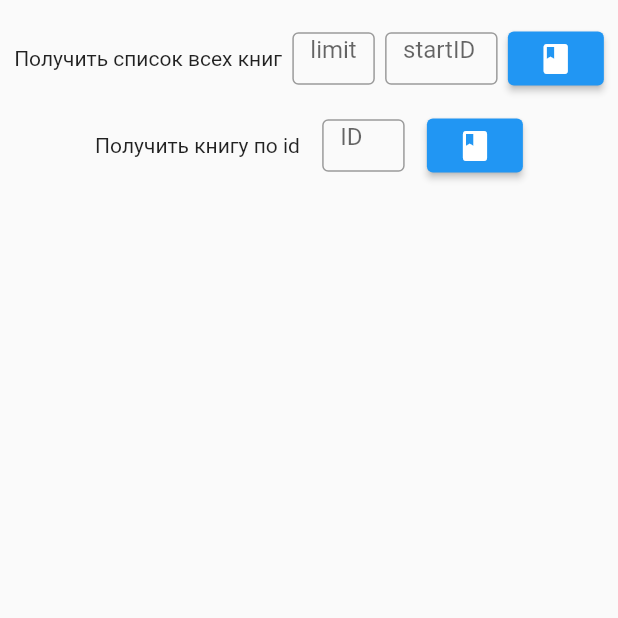
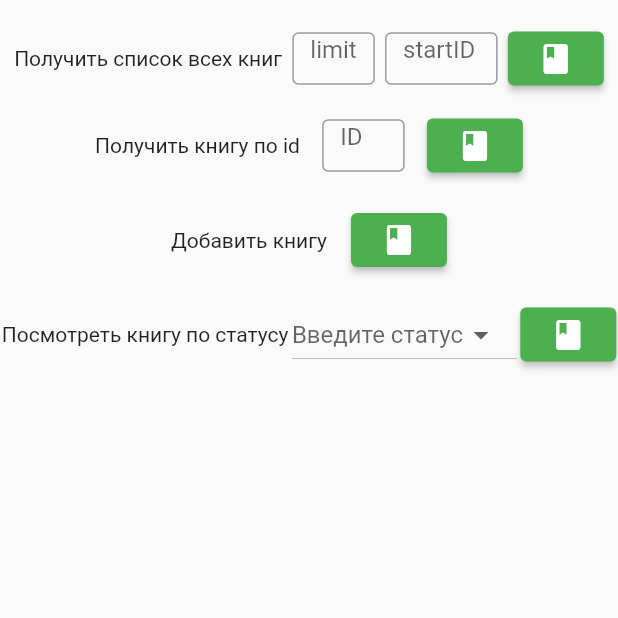
Before and after one commit to TheWHinGe/books-library, a Flutter app: the screen it shows after launch, on a phone screen of 412 x 824 dp, the top half of it. Run offline on Flutter 3.47's test engine with Material 2 defaults, Android fonts, the phone set to English and light mode, and no system bars; our stand-ins replace dio, sqflite_common, sqflite_common_ffi; missing offline and left inert: conduit, enum_object; accounts and stored records are empty; project files that could hold a hidden picture were left out.

Commit message:
add project

```diff
--- a/books_web_client/lib/main.dart
+++ b/books_web_client/lib/main.dart
@@ -1,9 +1,7 @@
-import 'package:books_web_client/models/book.dart';
-import 'package:books_web_client/models/genres.dart';
 import 'package:books_web_client/models/status.dart';
+import 'package:books_web_client/pages/book_create_page.dart';
 import 'package:books_web_client/pages/books_page.dart';
-import 'package:books_web_client/requests.dart';
-import 'package:dio/dio.dart';
+import 'package:books_web_client/api/requests.dart';
 import 'package:flutter/material.dart';
 import 'package:flutter/services.dart';
 
@@ -20,16 +18,14 @@ class MyApp extends StatelessWidget {
     return MaterialApp(
       title: 'Book library',
       theme: ThemeData(
-        primarySwatch: Colors.blue,
+        primarySwatch: Colors.green,
       ),
       // initialRoute: '/',
       // routes: {
       //   '/': (context) => const MyHomePage(),
       //   '/second': (context) => const BooksPage(),
       // },
-      home: const Scaffold(
-        body: MyHomePage(),
-      ),
+      home: const MyHomePage(),
     );
   }
 }
@@ -42,11 +38,16 @@ class MyHomePage extends StatefulWidget {
 }
 
 class _MyHomePageState extends State<MyHomePage> {
-  final myController = TextEditingController();
+  final limitController = TextEditingController();
+  final startIdController = TextEditingController();
+  final idController = TextEditingController();
+  Status? status;
 
   @override
   void dispose() {
-    myController.dispose();
+    limitController.dispose();
+    startIdController.dispose();
+    idController.dispose();
     super.dispose();
   }
 
@@ -71,7 +72,7 @@ class _MyHomePageState extends State<MyHomePage> {
                     height: 35,
                     width: 55,
                     child: TextField(
-                      controller: myController,
+                      controller: limitController,
                       decoration: const InputDecoration(
                         border: OutlineInputBorder(),
                         hintText: 'limit',
@@ -84,7 +85,7 @@ class _MyHomePageState extends State<MyHomePage> {
                     height: 35,
                     width: 75,
                     child: TextField(
-                      controller: myController,
+                      controller: startIdController,
                       decoration: const InputDecoration(
                         border: OutlineInputBorder(),
                         hintText: 'startID',
@@ -99,7 +100,10 @@ class _MyHomePageState extends State<MyHomePage> {
                         context,
                         MaterialPageRoute(
                             builder: (context) => BooksPage(
-                                bookFunction: Requests().getAllBooks())),
+                                    bookFunction: Requests().getAllBooks(
+                                  limit: limitController.text,
+                                  startId: startIdController.text,
+                                ))),
                       );
                     },
                     child: const Icon(Icons.book),
@@ -123,7 +127,7 @@ class _MyHomePageState extends State<MyHomePage> {
                     height: 35,
                     width: 55,
                     child: TextField(
-                      controller: myController,
+                      controller: idController,
                       decoration: const InputDecoration(
                         border: OutlineInputBorder(),
                         hintText: 'ID',
@@ -134,13 +138,92 @@ class _MyHomePageState extends State<MyHomePage> {
                   ),
                   ElevatedButton(
                     onPressed: () {
-                      if (myController.text.isNotEmpty) {
+                      if (idController.text.isNotEmpty) {
                         Navigator.push(
                           context,
                           MaterialPageRoute(
                               builder: (context) => BooksPage(
                                   bookFunction: Requests()
-                                      .showBookById(myController.text))),
+                                      .showBookById(idController.text))),
+                        );
+                      }
+                    },
+                    child: const Icon(Icons.book),
+                  ),
+                ],
+              ),
+            ),
+            const SizedBox(
+              height: 15,
+            ),
+            SizedBox(
+              width: 200,
+              child: Row(
+                mainAxisAlignment: MainAxisAlignment.spaceAround,
+                children: [
+                  const Text(
+                    'Добавить книгу',
+                  ),
+                  ElevatedButton(
+                    onPressed: () {
+                      Navigator.push(
+                        context,
+                        MaterialPageRoute(
+                          builder: (context) => const BookCreatePage(),
+                        ),
+                      );
+                    },
+                    child: const Icon(Icons.book),
+                  ),
+                ],
+              ),
+            ),
+            const SizedBox(
+              height: 15,
+            ),
+            SizedBox(
+              width: 450,
+              child: Row(
+                mainAxisAlignment: MainAxisAlignment.spaceAround,
+                //  crossAxisAlignment: CrossAxisAlignment.stretch,
+                children: [
+                  const Text(
+                    'Посмотреть книгу по статусу',
+                  ),
+                  SizedBox(
+                    //  height: 35,
+                    width: 150,
+                    child: DropdownButton<Status>(
+                      value: status,
+                      items: Status.values.map((Status val) {
+                        return DropdownMenuItem(
+                          value: val,
+                          child: Text(
+                            val.name,
+                            textAlign: TextAlign.center,
+                          ),
+                        );
+                      }).toList(),
+                      hint: const Text(
+                        'Введите статус',
+                        textAlign: TextAlign.center,
+                      ),
+                      onChanged: (Status? value) {
+                        setState(() {
+                          status = value!;
+                        });
+                      },
+                    ),
+                  ),
+                  ElevatedButton(
+                    onPressed: () {
+                      if (status != null) {
+                        Navigator.push(
+                          context,
+                          MaterialPageRoute(
+                              builder: (context) => BooksPage(
+                                  bookFunction: Requests()
+                                      .getAllBooksStatus(status!.name))),
                         );
                       }
                     },
@@ -154,23 +237,4 @@ class _MyHomePageState extends State<MyHomePage> {
       ),
     );
   }
-
-  SizedBox drowWidget(String description, Function() function) {
-    return SizedBox(
-      height: 40,
-      child: Row(
-        mainAxisAlignment: MainAxisAlignment.center,
-        children: [
-          const Text(
-            'Получить список всех книг',
-          ),
-          ElevatedButton(
-            onPressed: function,
-            // Requests().getAllBooks,
-            child: const Icon(Icons.book),
-          ),
-        ],
-      ),
-    );
-  }
 }
--- a/books_web_client/lib/models/book.dart
+++ b/books_web_client/lib/models/book.dart
@@ -1,5 +1,4 @@
-import 'package:books_web_client/models/genres.dart';
-import 'package:books_web_client/models/status.dart';
+import 'package:books_web_client/models/models.dart';
 import 'package:enum_object/enum_object.dart';
 
 class Book {
--- /dev/null
+++ b/books_web_client/lib/models/models.dart
@@ -0,0 +1,3 @@
+export 'book.dart';
+export 'genres.dart';
+export 'status.dart';
```
Also changed, not shown: books_web_client/lib/api/requests.dart (added, +50 -0 lines), books_web_client/lib/pages/book_create_page.dart (added, +177 -0 lines), books_web_client/lib/pages/books_page.dart (+21 -4 lines), books_web_client/lib/requests.dart (deleted, +0 -30 lines).
